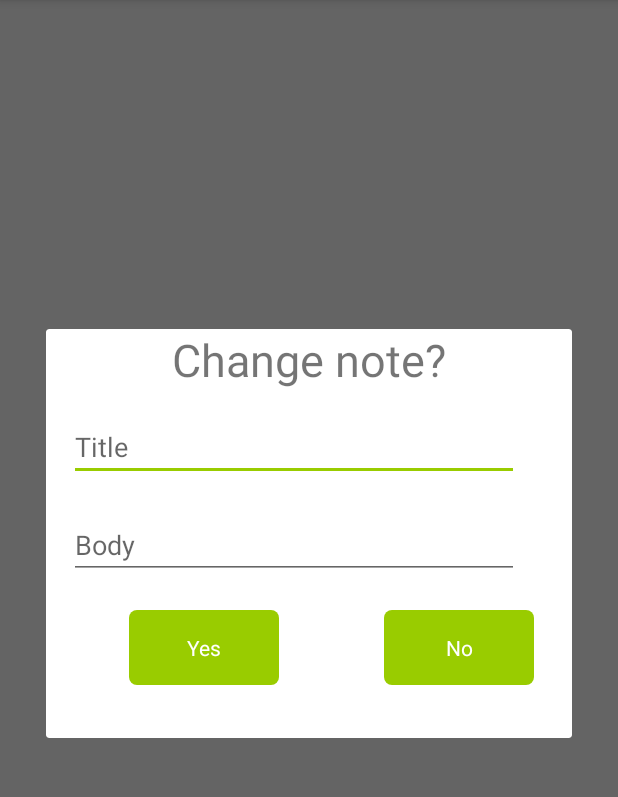
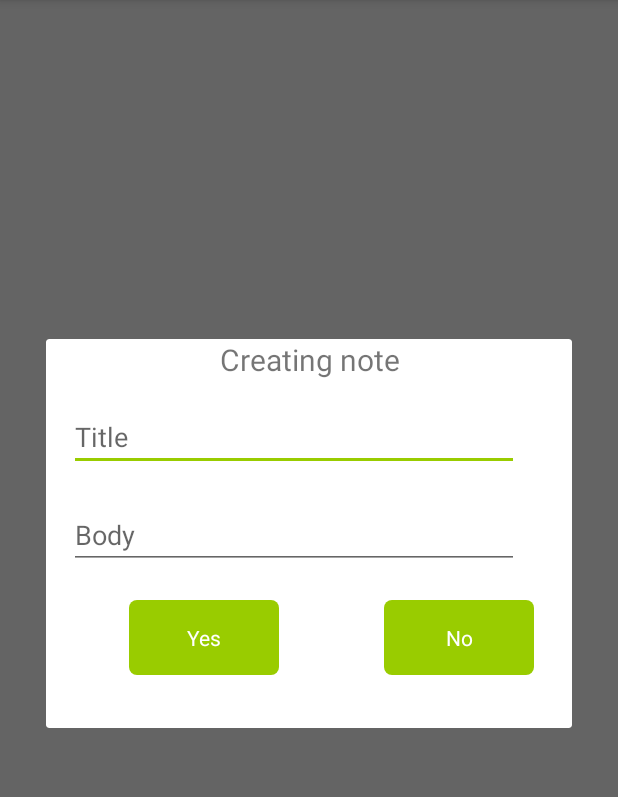
Before and after one commit to PashaJavaProgrammist/Notes, an Android app: the fragment ChangeDialog shown on its own in the app's theme, on a phone screen of 412 x 824 dp, the part 84-881 px from its top. Run offline under Robolectric (Android 15) with nearby library versions, the phone set to English and light mode, and no system bars.

Commit message:
Custom buttom bug fixed

```diff
--- a/app/src/main/java/com/dev/pavelharetskiy/notes_kotlin/dialogs/ChangeDialog.kt
+++ b/app/src/main/java/com/dev/pavelharetskiy/notes_kotlin/dialogs/ChangeDialog.kt
@@ -80,9 +80,9 @@ class ChangeDialog : DialogFragment() {
         btNo?.setOnClickListener { onClickNo() }
         edTitle = v.edTitleCreate
         edBody = v.edBodyCreate
-        v.headerDialog.text=getString(R.string.change_note)
-        v.headerDialog.textSize=resources.getDimension(R.dimen.headerDialogSizeText)
-        updateViews()
+        // v.headerDialog.text=getString(R.string.change_note)
+        //v.headerDialog.textSize=resources.getDimension(R.dimen.headerDialogSizeText)
+        //updateViews()
         return v
     }
 
--- /dev/null
+++ b/app/src/main/res/drawable-v21/button_background_selector_reversed.xml
@@ -0,0 +1,10 @@
+<?xml version="1.0" encoding="utf-8"?>
+<selector xmlns:android="http://schemas.android.com/apk/res/android">
+    <item android:state_enabled="false"
+        android:drawable="@drawable/textview_border_check_button"/>
+    <item android:state_pressed="true"
+          android:drawable="@drawable/textview_border_uncheck"/>
+    <item android:state_checked="true"
+          android:drawable="@drawable/textview_border_uncheck"/>
+    <item android:drawable="@drawable/textview_border_check"/>
+</selector>
--- /dev/null
+++ b/app/src/main/res/drawable-v21/button_text_color_selector_reversed.xml
@@ -0,0 +1,8 @@
+<?xml version="1.0" encoding="utf-8"?>
+<selector xmlns:android="http://schemas.android.com/apk/res/android">
+    <item android:state_pressed="true"
+          android:color="@color/button_uncheck_text_color"/>
+    <item android:state_checked="true"
+          android:color="@color/button_uncheck_text_color"/>
+    <item android:color="@color/button_check_text_color"/>
+</selector>
--- /dev/null
+++ b/app/src/main/res/drawable-v21/confirmation_button_background_selector.xml
@@ -0,0 +1,8 @@
+<?xml version="1.0" encoding="utf-8"?>
+<selector xmlns:android="http://schemas.android.com/apk/res/android">
+    <item android:state_pressed="true"
+          android:drawable="@drawable/textview_border_check"/>
+    <item android:state_checked="true"
+          android:drawable="@drawable/textview_border_check"/>
+    <item android:drawable="@drawable/textview_border_uncheck"/>
+</selector>
--- /dev/null
+++ b/app/src/main/res/drawable-v21/confirmation_button_text_color_selector.xml
@@ -0,0 +1,8 @@
+<?xml version="1.0" encoding="utf-8"?>
+<selector xmlns:android="http://schemas.android.com/apk/res/android">
+    <item android:state_pressed="true"
+          android:color="@color/button_check_text_color"/>
+    <item android:state_checked="true"
+          android:color="@color/button_check_text_color"/>
+    <item android:color="@color/button_uncheck_text_color"/>
+</selector>
--- /dev/null
+++ b/app/src/main/res/drawable-v21/textview_border.xml
@@ -0,0 +1,4 @@
+<shape xmlns:android="http://schemas.android.com/apk/res/android" android:shape="rectangle" >
+    <solid android:color="#ffffff" />
+    <stroke android:width="1dip" android:color="#000000"/>
+</shape>
--- /dev/null
+++ b/app/src/main/res/drawable-v21/textview_border_check.xml
@@ -0,0 +1,4 @@
+<shape xmlns:android="http://schemas.android.com/apk/res/android" android:shape="rectangle" >
+    <corners android:radius="5dp" />
+    <solid android:color="@color/button_check_color" />
+</shape>
--- /dev/null
+++ b/app/src/main/res/drawable-v21/textview_border_check_button.xml
@@ -0,0 +1,5 @@
+<?xml version="1.0" encoding="utf-8"?>
+<shape xmlns:android="http://schemas.android.com/apk/res/android" android:shape="rectangle" >
+    <corners android:radius="5dp" />
+    <solid android:color="@color/background_gray_color" />
+</shape>
--- /dev/null
+++ b/app/src/main/res/drawable-v21/textview_border_uncheck.xml
@@ -0,0 +1,8 @@
+<shape xmlns:android="http://schemas.android.com/apk/res/android"
+    android:shape="rectangle">
+    <corners android:radius="5dp" />
+    <solid android:color="#ffffff" />
+    <stroke
+        android:width="1dip"
+        android:color="@color/button_check_color" />
+</shape>
```
Also changed, not shown: app/src/main/res/drawable-v21/ic_launcher_foreground.xml (added, +34 -0 lines).
